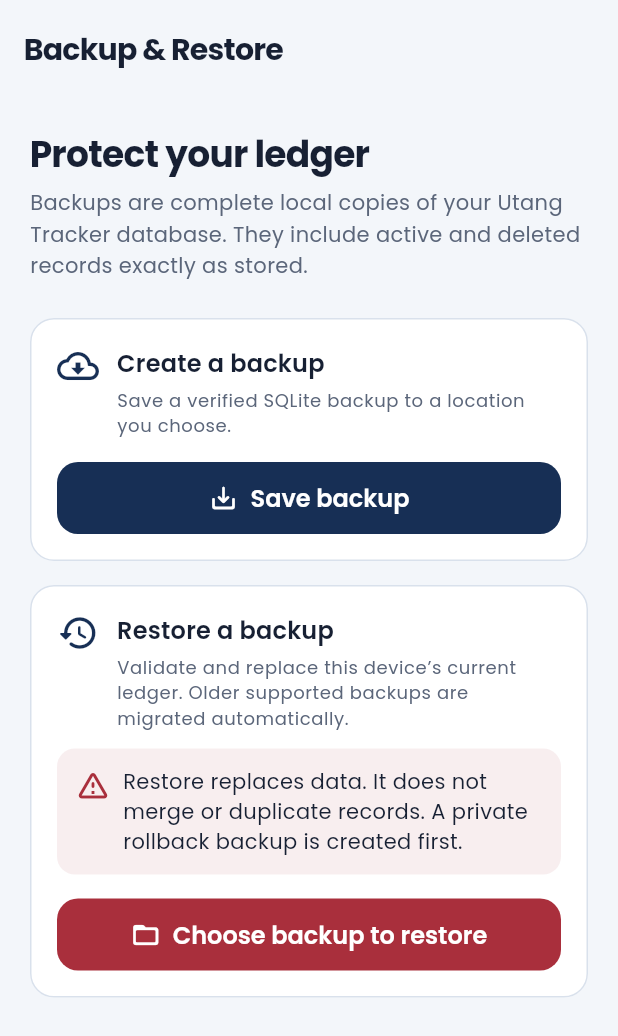
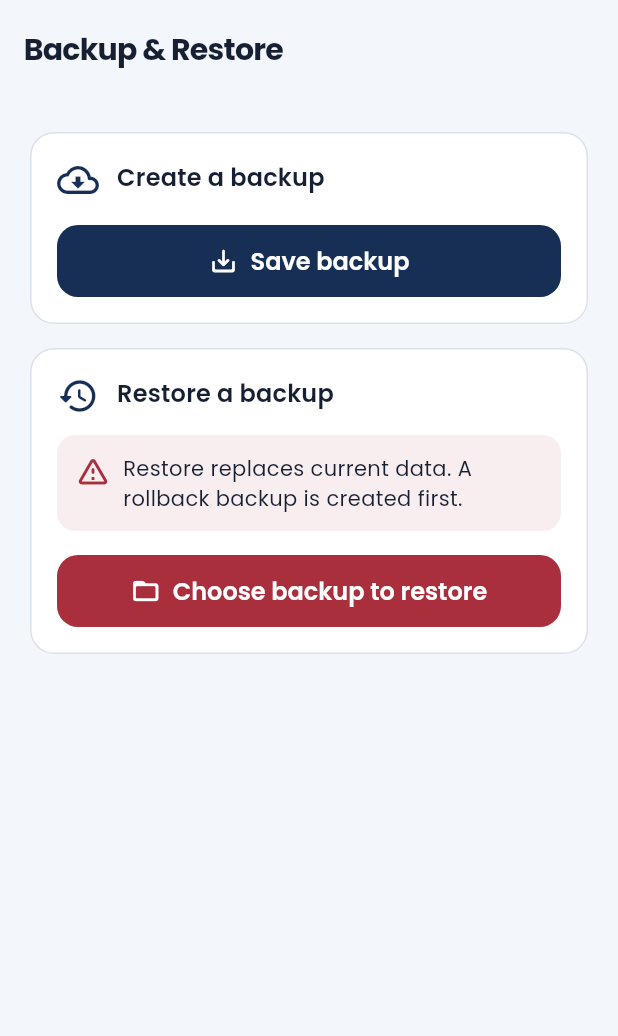
Before and after one commit to alduanemirasol/utang_tracker, a Flutter app: the BackupRestorePage screen opened by its route, on a phone screen of 412 x 824 dp. Shown: the top 1036 px of the screen. Run offline on Flutter 3.47's test engine with Material 3 defaults, Android fonts, the phone set to English and light mode, and no system bars; our stand-ins replace drift, drift_flutter, equatable, flutter_riverpod, go_router, package_info_plus and 2 more; missing offline and left inert: sqlite3; accounts and stored records are empty; generated files the repository leaves out were written again; network calls fail.

Commit message:
Simplify backup restore page copy

```diff
--- a/lib/features/backup/presentation/pages/backup_restore_page.dart
+++ b/lib/features/backup/presentation/pages/backup_restore_page.dart
@@ -110,19 +110,6 @@ class _BackupRestorePageState extends ConsumerState<BackupRestorePage> {
       body: ListView(
         padding: const EdgeInsets.all(AppSpacing.pagePadding),
         children: [
-          Text(
-            'Protect your ledger',
-            style: Theme.of(context).textTheme.headlineSmall,
-          ),
-          const SizedBox(height: AppSpacing.sm),
-          Text(
-            'Backups are complete local copies of your Utang Tracker database. They include active and deleted records exactly as stored.',
-            style: Theme.of(context).textTheme.bodyMedium?.copyWith(
-              color: AppColors.textSecondary,
-              height: 1.5,
-            ),
-          ),
-          const SizedBox(height: AppSpacing.xl),
           AppCard(
             child: Column(
               crossAxisAlignment: CrossAxisAlignment.start,
@@ -130,8 +117,6 @@ class _BackupRestorePageState extends ConsumerState<BackupRestorePage> {
                 const _ActionHeader(
                   icon: Icons.cloud_download_outlined,
                   title: 'Create a backup',
-                  description:
-                      'Save a verified SQLite backup to a location you choose.',
                 ),
                 const SizedBox(height: AppSpacing.lg),
                 AppButton(
@@ -151,8 +136,6 @@ class _BackupRestorePageState extends ConsumerState<BackupRestorePage> {
                 const _ActionHeader(
                   icon: Icons.restore_rounded,
                   title: 'Restore a backup',
-                  description:
-                      'Validate and replace this device’s current ledger. Older supported backups are migrated automatically.',
                 ),
                 const SizedBox(height: AppSpacing.md),
                 Container(
@@ -171,7 +154,7 @@ class _BackupRestorePageState extends ConsumerState<BackupRestorePage> {
                       SizedBox(width: AppSpacing.sm),
                       Expanded(
                         child: Text(
-                          'Restore replaces data. It does not merge or duplicate records. A private rollback backup is created first.',
+                          'Restore replaces current data. A rollback backup is created first.',
                         ),
                       ),
                     ],
@@ -195,15 +178,10 @@ class _BackupRestorePageState extends ConsumerState<BackupRestorePage> {
 }
 
 class _ActionHeader extends StatelessWidget {
-  const _ActionHeader({
-    required this.icon,
-    required this.title,
-    required this.description,
-  });
+  const _ActionHeader({required this.icon, required this.title});
 
   final IconData icon;
   final String title;
-  final String description;
 
   @override
   Widget build(BuildContext context) {
@@ -217,14 +195,6 @@ class _ActionHeader extends StatelessWidget {
             crossAxisAlignment: CrossAxisAlignment.start,
             children: [
               Text(title, style: Theme.of(context).textTheme.titleMedium),
-              const SizedBox(height: AppSpacing.xs),
-              Text(
-                description,
-                style: Theme.of(context).textTheme.bodySmall?.copyWith(
-                  color: AppColors.textSecondary,
-                  height: 1.45,
-                ),
-              ),
             ],
           ),
         ),
```
Also changed, not shown: 1 other file.
